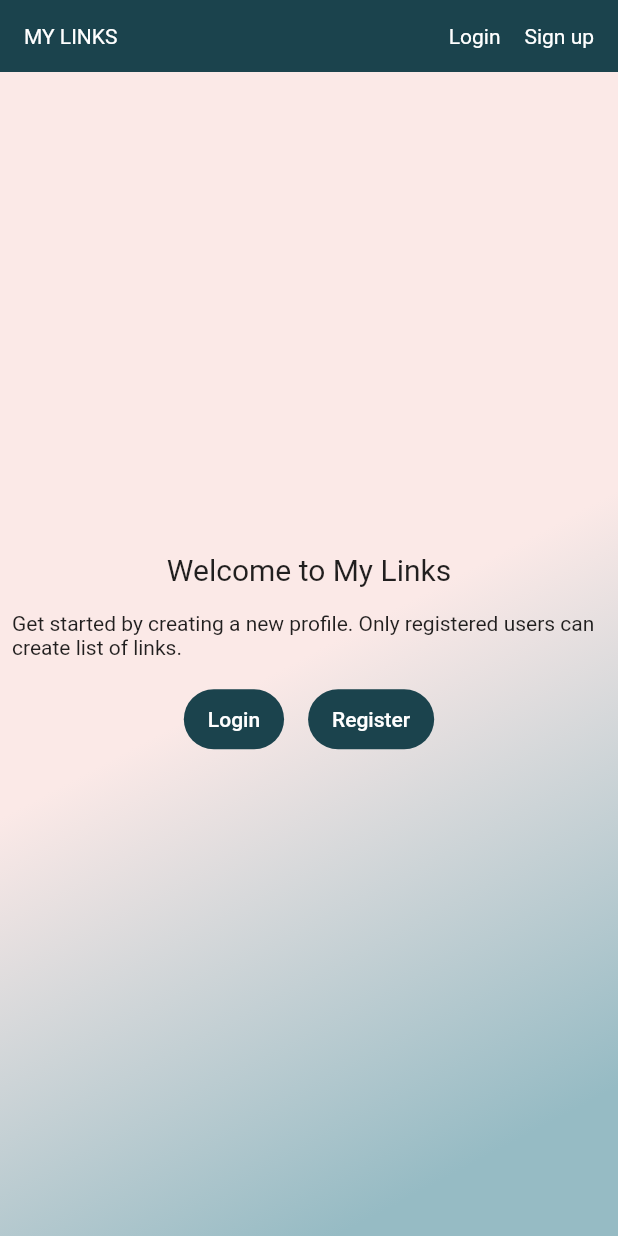
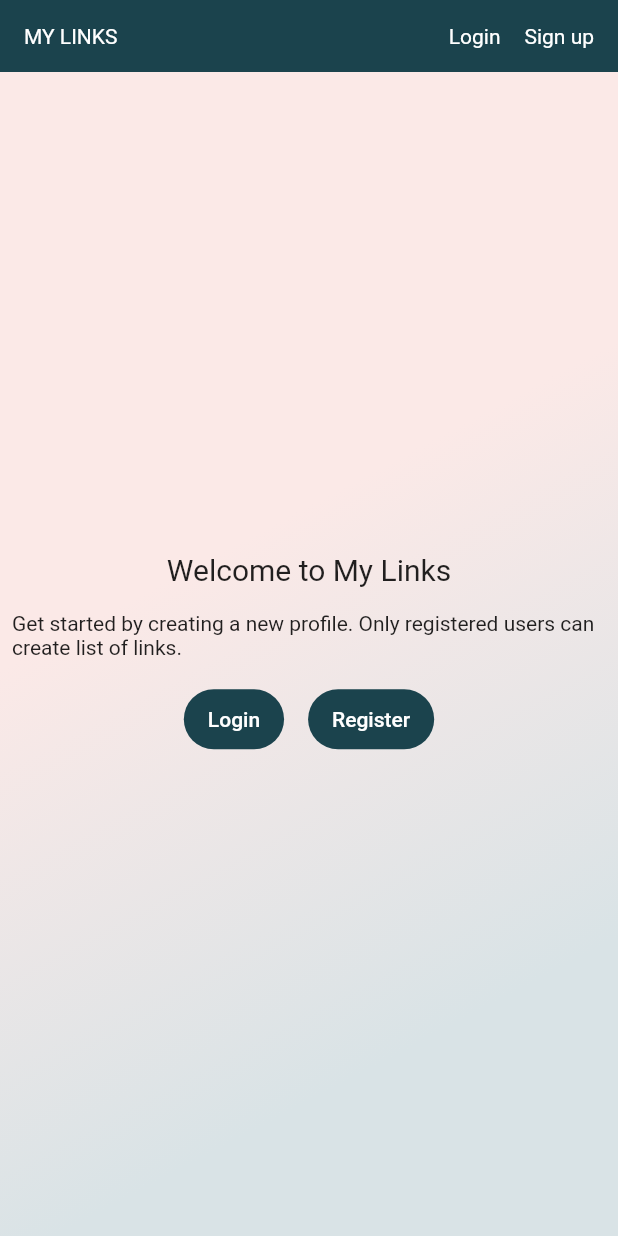
Before and after one commit to valentinavolgina2/links_app, a Flutter app: the screen it shows after launch, on a phone screen of 412 x 824 dp. Run offline on Flutter 3.47's test engine with Material 2 defaults, Android fonts, the phone set to English and light mode, and no system bars; our stand-ins replace firebase_auth, firebase_core, firebase_database, google_sign_in, shared_preferences; accounts and stored records are empty; statements that could not run were skipped.

Commit message:
Added links gradient

```diff
--- a/lib/main.dart
+++ b/lib/main.dart
@@ -139,7 +139,7 @@ class _MyHomePageState extends State<MyHomePage> {
                   begin: Alignment.topLeft,
                   end: Alignment.bottomRight,
                   colors: [AppColors.gradientStart, AppColors.gradientEnd],
-                  stops: const [0.5, 0.9],
+                  stops: const [0.4, 0.8],
                 ),
               ),
             child: Padding(
--- a/lib/styles/color.dart
+++ b/lib/styles/color.dart
@@ -14,8 +14,8 @@ class AppColors {
   static Color inputBorder = Colors.blueGrey[800]!;
   static Color fadeText = Colors.blueGrey[300]!;
 
-  static Color gradientStart = const Color.fromRGBO(251, 233, 231, 1);
-  static Color gradientEnd = const Color.fromARGB(255, 150, 187, 196);
+  static Color gradientStart = const Color.fromARGB(255, 251, 233, 231);
+  static Color gradientEnd = const Color.fromARGB(255, 217, 227, 230);
 }
 
 MaterialColor createMaterialColor(Color color) {
```
Also changed, not shown: lib/helpers/gradient.dart (added, +23 -0 lines), lib/widgets/link.dart (+24 -13 lines).
